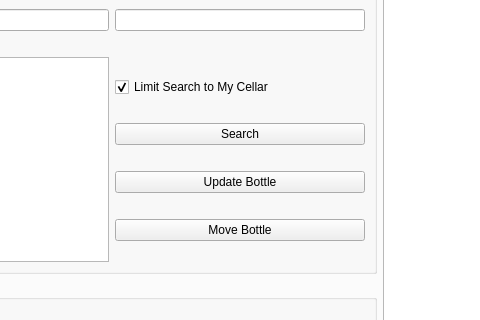
Above: interface.ui from sailorbob134280/Vinny before the change; both pictures show x 179 to 659 and y 295 to 615 of the 1117 by 816 pixel window. Below: the same form after it.
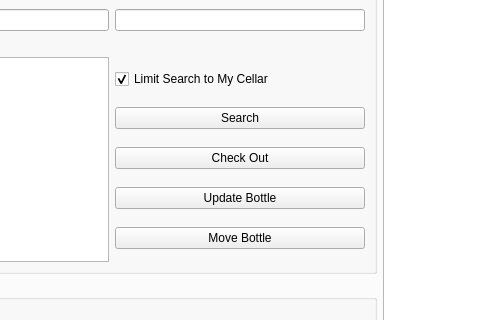
That is the form after the change. The open tabs and pages were chosen to show the change. Icons and pictures are not drawn.

Diff of the .ui file:
```diff
--- a/interface.ui
+++ b/interface.ui
@@ -521,7 +521,18 @@
               </widget>
              </item>
              <item>
-              <widget class="QPushButton" name="update">
+              <widget class="QPushButton" name="AddBottleCheckOut">
+               <property name="text">
+                <string>Check Out</string>
+               </property>
+               <property name="icon">
+                <iconset resource="resources/icons/icons.qrc">
+                 <normaloff>:/Wine/wine/icons8-wine-bottle-52.png</normaloff>:/Wine/wine/icons8-wine-bottle-52.png</iconset>
+               </property>
+              </widget>
+             </item>
+             <item>
+              <widget class="QPushButton" name="AddBottleUpdate">
                <property name="text">
                 <string>Update Bottle</string>
                </property>
```
Left out of the diff: 158 changed lines with no effect on the pictures.
